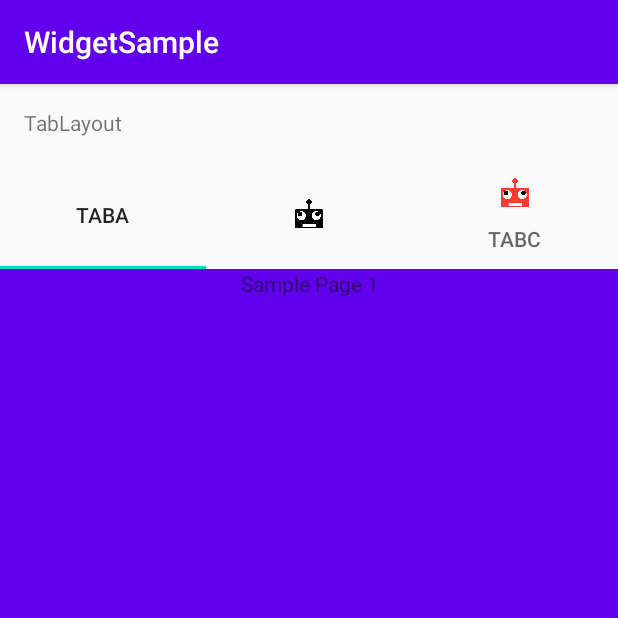
After one commit to adventam10/WidgetSample, an Android app: the TabLayoutActivity screen opened directly, with no data from a screen before it, on a phone screen of 412 x 824 dp, the top half of it. The commit adds this screen. Run offline under Robolectric (Android 15) with nearby library versions, the phone set to English and light mode, and no system bars.

Commit message:
Add TabLayout

```diff
--- a/WidgetSample/app/src/main/AndroidManifest.xml
+++ b/WidgetSample/app/src/main/AndroidManifest.xml
@@ -11,7 +11,8 @@
         android:roundIcon="@mipmap/ic_launcher_round"
         android:supportsRtl="true"
         android:theme="@style/AppTheme">
-        <activity android:name=".ConstraintLayoutActivity"></activity>
+        <activity android:name=".TabLayoutActivity"></activity>
+        <activity android:name=".ConstraintLayoutActivity" />
         <activity android:name=".GridLayoutActivity" />
         <activity android:name=".TableLayoutActivity" />
         <activity android:name=".FrameLayoutActivity" />
--- a/WidgetSample/app/src/main/java/com/example/widgetsample/MainActivity.kt
+++ b/WidgetSample/app/src/main/java/com/example/widgetsample/MainActivity.kt
@@ -19,7 +19,8 @@ class MainActivity : AppCompatActivity() {
         val listView = findViewById<ListView>(R.id.list)
         val list = listOf("Texts", "EditTexts", "Buttons", "WebView", "VideoView", "CalendarView",
             "Widgets", "ContainerSpecialTags", "Containers", "RecyclerView", "ViewPager", "GridView",
-            "LinearLayout", "RelativeLayout", "FrameLayout", "TableLayout", "GridLayout", "ConstraintLayout")
+            "LinearLayout", "RelativeLayout", "FrameLayout", "TableLayout", "GridLayout", "ConstraintLayout",
+            "TabLayout")
         val adapter = ArrayAdapter(this, android.R.layout.simple_list_item_1, list)
         listView.adapter = adapter
 
@@ -44,6 +45,7 @@ class MainActivity : AppCompatActivity() {
                 Menu.TableLayout -> Intent(this, TableLayoutActivity::class.java)
                 Menu.GridLayout -> Intent(this, GridLayoutActivity::class.java)
                 Menu.ConstraintLayout -> Intent(this, ConstraintLayoutActivity::class.java)
+                Menu.TabLayout -> Intent(this, TabLayoutActivity::class.java)
             }
 
             startActivity(intent)
@@ -54,5 +56,6 @@ class MainActivity : AppCompatActivity() {
 enum class Menu {
     Texts, EditTexts, Buttons, WebView, VideoView, CalendarView, Widgets,
     ContainerSpecialTags, Containers, RecyclerView, ViewPager, GridView,
-    LinearLayout, RelativeLayout, FrameLayout, TableLayout, GridLayout, ConstraintLayout;
+    LinearLayout, RelativeLayout, FrameLayout, TableLayout, GridLayout,
+    ConstraintLayout, TabLayout;
 }
--- /dev/null
+++ b/WidgetSample/app/src/main/java/com/example/widgetsample/TabLayoutActivity.kt
@@ -0,0 +1,31 @@
+package com.example.widgetsample
+
+import androidx.appcompat.app.AppCompatActivity
+import android.os.Bundle
+import androidx.viewpager.widget.ViewPager
+import com.google.android.material.tabs.TabLayout
+
+class TabLayoutActivity : AppCompatActivity() {
+
+    override fun onCreate(savedInstanceState: Bundle?) {
+        super.onCreate(savedInstanceState)
+        setContentView(R.layout.activity_tab_layout)
+
+        val viewPager = findViewById<ViewPager>(R.id.pager)
+        val adapter = SampleFragmentPagerAdapter(supportFragmentManager)
+        viewPager.adapter = adapter
+        val tabLayout = findViewById<TabLayout>(R.id.tab)
+        tabLayout.setupWithViewPager(viewPager)
+        tabLayout.getTabAt(0)?.let {
+            it.text = "TabA"
+        }
+        tabLayout.getTabAt(1)?.let {
+            it.text = ""
+            it.setIcon(R.drawable.botman_black)
+        }
+        tabLayout.getTabAt(2)?.let {
+            it.text = "TabC"
+            it.setIcon(R.drawable.botman_red)
+        }
+    }
+}
--- /dev/null
+++ b/WidgetSample/app/src/main/res/layout/activity_tab_layout.xml
@@ -0,0 +1,47 @@
+<?xml version="1.0" encoding="utf-8"?>
+<androidx.constraintlayout.widget.ConstraintLayout xmlns:android="http://schemas.android.com/apk/res/android"
+    xmlns:app="http://schemas.android.com/apk/res-auto"
+    xmlns:tools="http://schemas.android.com/tools"
+    android:layout_width="match_parent"
+    android:layout_height="match_parent"
+    tools:context=".TabLayoutActivity">
+    <LinearLayout
+        android:layout_width="match_parent"
+        android:layout_height="match_parent"
+        android:orientation="vertical">
+
+        <TextView
+            android:layout_width="match_parent"
+            android:layout_height="wrap_content"
+            android:layout_margin="16dp"
+            android:text="TabLayout" />
+
+        <com.google.android.material.tabs.TabLayout
+            android:id="@+id/tab"
+            android:layout_width="match_parent"
+            android:layout_height="wrap_content">
+
+            <com.google.android.material.tabs.TabItem
+                android:layout_width="wrap_content"
+                android:layout_height="wrap_content"
+                android:text="Text" />
+
+            <com.google.android.material.tabs.TabItem
+                android:layout_width="wrap_content"
+                android:layout_height="wrap_content"
+                android:icon="@drawable/botman_black" />
+
+            <com.google.android.material.tabs.TabItem
+                android:layout_width="wrap_content"
+                android:layout_height="wrap_content"
+                android:text="Text1"
+                android:icon="@drawable/botman_red"/>
+        </com.google.android.material.tabs.TabLayout>
+
+        <androidx.viewpager.widget.ViewPager
+            android:id="@+id/pager"
+            android:layout_width="match_parent"
+            android:layout_height="wrap_content"
+            android:layout_weight="1" />
+    </LinearLayout>
+</androidx.constraintlayout.widget.ConstraintLayout>
```
Also changed, not shown: 1 other file.
